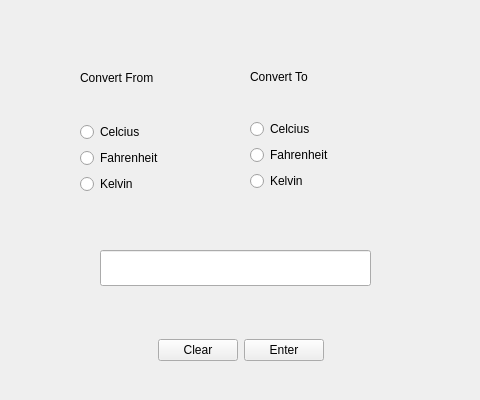
Before: the Qt Designer form temp_conversion/temp_conv.ui in NesQuickCoding/Multi-Purpose-Calculator, drawn with Qt 5.
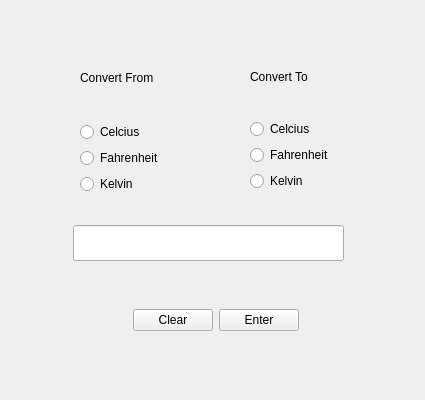
After: the same form once the commit is applied.

Commit message: temp widget styled

Diff of the .ui file:
```diff
--- a/temp_conversion/temp_conv.ui
+++ b/temp_conversion/temp_conv.ui
@@ -6,13 +6,13 @@
    <rect>
     <x>0</x>
     <y>0</y>
-    <width>480</width>
+    <width>425</width>
     <height>400</height>
    </rect>
   </property>
   <property name="maximumSize">
    <size>
-    <width>480</width>
+    <width>425</width>
     <height>400</height>
    </size>
   </property>
@@ -22,8 +22,8 @@
   <widget class="QWidget" name="horizontalLayoutWidget">
    <property name="geometry">
     <rect>
-     <x>10</x>
-     <y>330</y>
+     <x>-15</x>
+     <y>300</y>
      <width>461</width>
      <height>41</height>
     </rect>
@@ -44,9 +44,6 @@
     </item>
     <item>
      <widget class="QPushButton" name="clearButton">
-      <property name="styleSheet">
-       <string notr="true"/>
-      </property>
       <property name="text">
        <string>Clear</string>
       </property>
@@ -157,8 +154,8 @@
   <widget class="QLineEdit" name="lineEdit">
    <property name="geometry">
     <rect>
-     <x>100</x>
-     <y>250</y>
+     <x>73</x>
+     <y>225</y>
      <width>271</width>
      <height>36</height>
     </rect>
```
The commit also changes 1 other file.
